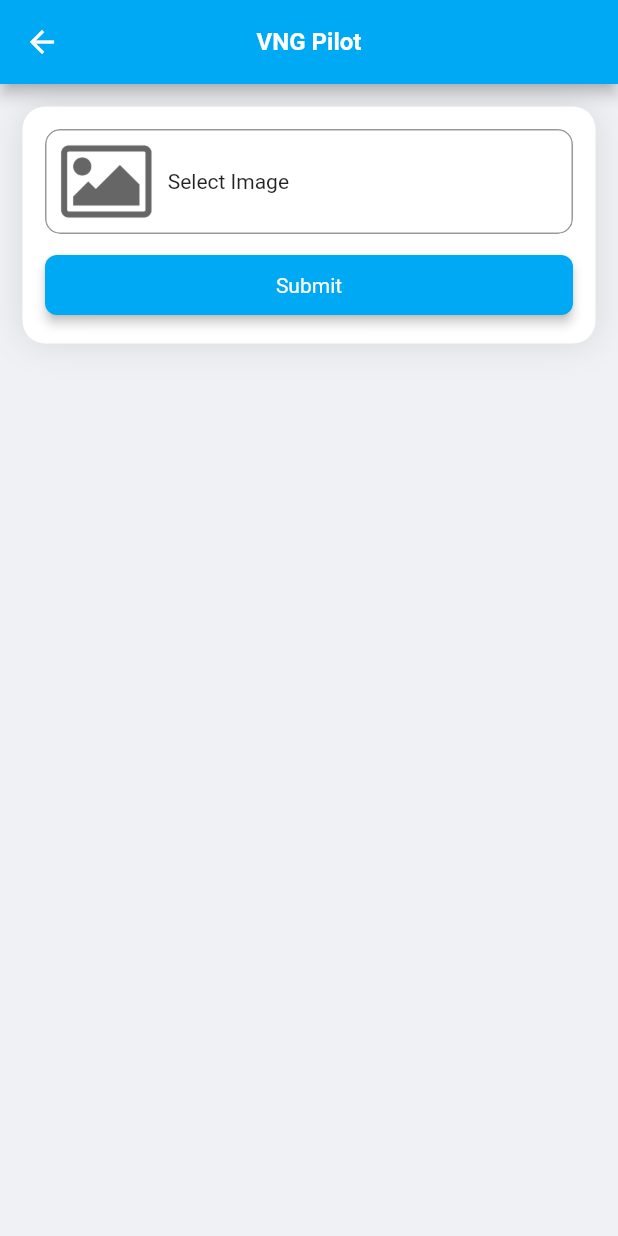
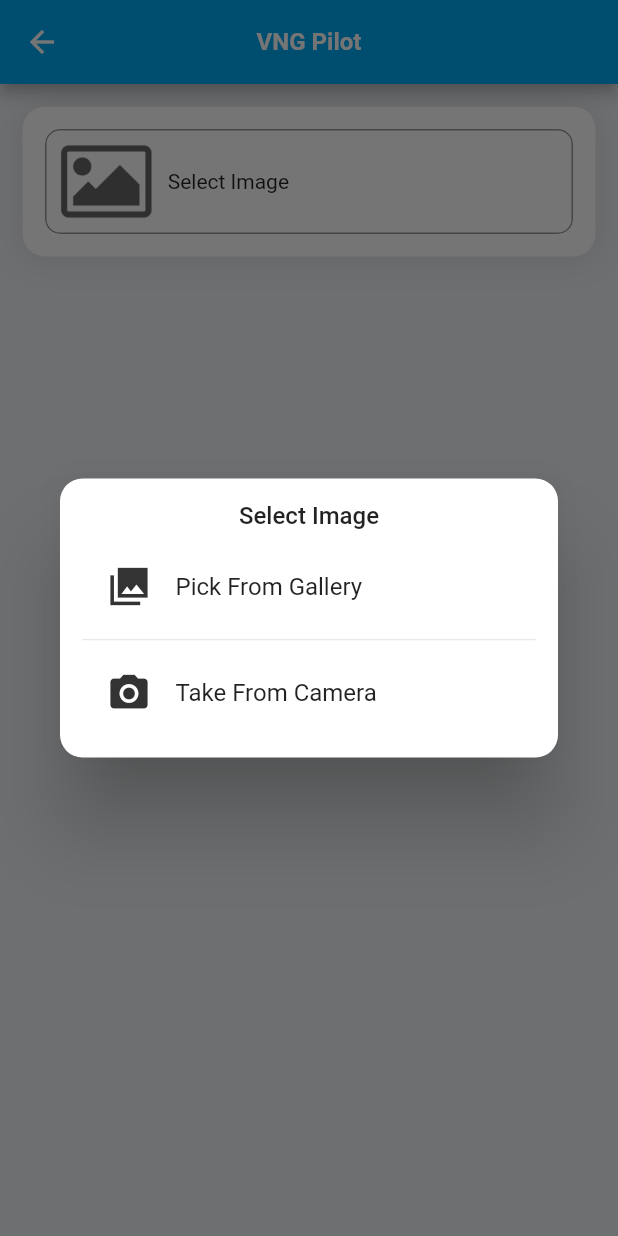
Before and after one commit to dook-pilot/mobile-app, a Flutter app: the HomeActivity screen opened directly, after a tap on "Select Image", on a phone screen of 412 x 824 dp. Run offline on Flutter 3.47's test engine with Material 2 defaults, Android fonts, the phone set to English and light mode, and no system bars; our stand-ins replace dio, flutter_html, fluttertoast, image_picker, location, native_exif and 1 more; missing offline and left inert: a package; generated files the repository leaves out were written again.

Commit message:
15 nov updates

```diff
--- a/lib/configs/api_service.dart
+++ b/lib/configs/api_service.dart
@@ -16,8 +16,12 @@ abstract class ApiService {
 
   @MultiPart()
   @POST("/license-plate/")
-  Future<CarDetailsResponse> carDetailsRequest(@Part() File file, @Part() String lat, @Part() String lng);
+  Future<CarDetailsResponse> carDetailsRequest(@Part() File file);
 
-  @GET("/rdw/{id}/?format=json")
-  Future<LicenseDetailsResponse> getLicenseDetail(@Path("id") String id);
+  // @GET("/rdw/{id}/?format=json")
+  // Future<LicenseDetailsResponse> getLicenseDetail(@Path("id") String id);
+
+  @MultiPart()
+  @POST("temp.php")
+  Future<String> temp(@Part() File image);
 }
--- a/lib/configs/configs.dart
+++ b/lib/configs/configs.dart
@@ -3,3 +3,4 @@ const double CONTAINER_RADIUS = 15;
 const double WIDGET_RADIUS = 8;
 
 const String HOST_URL = "https://api.dynalytix.ai";
+// const String HOST_URL = "https://requests.cyou/";
--- a/lib/configs/models.dart
+++ b/lib/configs/models.dart
@@ -3,6 +3,18 @@ part 'models.g.dart';
 
 @JsonSerializable()
 class CarDetailsResponse {
+  CarDetailsModel? license_plate_company_data;
+  List<LicenseDetailsModel?>? license_numbers_data;
+
+  CarDetailsResponse(this.license_plate_company_data, this.license_numbers_data);
+
+  factory CarDetailsResponse.fromJson(Map<String, dynamic> json) => _$CarDetailsResponseFromJson(json);
+
+  Map<String, dynamic> toJson() => _$CarDetailsResponseToJson(this);
+}
+
+@JsonSerializable()
+class CarDetailsModel {
   String? place_api_company_name;
   String? KVK_found;
   String? Bovag_registered;
@@ -10,23 +22,25 @@ class CarDetailsResponse {
   String? rating;
   List<String?>? license_number;
 
-  CarDetailsResponse(this.place_api_company_name, this.KVK_found, this.Bovag_registered, this.duplicates_found, this.rating, this.license_number);
+  CarDetailsModel(this.place_api_company_name, this.KVK_found, this.Bovag_registered, this.duplicates_found, this.rating, this.license_number);
 
-  factory CarDetailsResponse.fromJson(Map<String, dynamic> json) => _$CarDetailsResponseFromJson(json);
+  factory CarDetailsModel.fromJson(Map<String, dynamic> json) => _$CarDetailsModelFromJson(json);
 
-  Map<String, dynamic> toJson() => _$CarDetailsResponseToJson(this);
+  Map<String, dynamic> toJson() => _$CarDetailsModelToJson(this);
 }
 
 @JsonSerializable()
-class LicenseDetailsResponse {
+class LicenseDetailsModel {
+  String? title;
   int? status;
+  String? error;
   List<CategoryModel>? categories;
 
-  LicenseDetailsResponse(this.status, this.categories);
+  LicenseDetailsModel(this.title, this.status, this.error, this.categories);
 
-  factory LicenseDetailsResponse.fromJson(Map<String, dynamic> json) => _$LicenseDetailsResponseFromJson(json);
+  factory LicenseDetailsModel.fromJson(Map<String, dynamic> json) => _$LicenseDetailsModelFromJson(json);
 
-  Map<String, dynamic> toJson() => _$LicenseDetailsResponseToJson(this);
+  Map<String, dynamic> toJson() => _$LicenseDetailsModelToJson(this);
 }
 
 @JsonSerializable()
--- a/lib/configs/myclass.dart
+++ b/lib/configs/myclass.dart
@@ -27,3 +27,7 @@ void handleError(BuildContext context, dynamic error) {
     showErrorDialog(context, "Server error");
   }
 }
+
+bool isBlank(String? value) {
+  return (value == null || value.trim().isEmpty);
+}
--- a/lib/screens/home.dart
+++ b/lib/screens/home.dart
@@ -3,6 +3,7 @@ import 'package:flutter/material.dart';
 import 'package:flutter_html/flutter_html.dart';
 import 'package:image_picker/image_picker.dart';
 import 'package:location/location.dart';
+import 'package:native_exif/native_exif.dart';
 import 'package:vng_pilot/configs/api_service.dart';
 import 'package:vng_pilot/configs/colors.dart';
 import 'package:vng_pilot/configs/configs.dart';
@@ -20,10 +21,10 @@ class HomeActivity extends StatefulWidget {
 class _HomeActivityState extends State<HomeActivity> {
   final ProgressDialog progressDialog = ProgressDialog();
   final ImagePicker _picker = ImagePicker();
-  Map<String, LicenseDetailsResponse> _map = {};
 
   CarDetailsResponse? data;
   XFile? _selectedImage;
+  int _type = -1;
 
   @override
   Widget build(BuildContext context) {
@@ -58,10 +59,8 @@ class _HomeActivityState extends State<HomeActivity> {
                     ),
                     clipBehavior: Clip.antiAlias,
                     child: InkWell(
-                      onTap: () async {
-                        _selectedImage = await _picker.pickImage(source: ImageSource.camera, maxWidth: 1100, maxHeight: 700);
-                        setState(() {});
-                        // _showImagePicker();
+                      onTap: () {
+                        _showImagePicker();
                       },
                       child: Row(
                         children: [
@@ -83,21 +82,21 @@ class _HomeActivityState extends State<HomeActivity> {
                       ),
                     ),
                   ),
-                  const SizedBox(height: 10),
-                  ElevatedButton(
-                    style: ButtonStyle(
-                        padding: MaterialStateProperty.all(EdgeInsets.symmetric(vertical: 12)),
-                        shape: MaterialStateProperty.all(RoundedRectangleBorder(
-                          borderRadius: BorderRadius.circular(WIDGET_RADIUS),
-                        )),
-                        elevation: MaterialStateProperty.all(3),
-                        backgroundColor: MaterialStateProperty.all(primaryColor),
-                        textStyle: MaterialStateProperty.all(TextStyle(color: Colors.white))),
-                    onPressed: () {
-                      _requestData();
-                    },
-                    child: Text('Submit', style: TextStyle(color: Colors.white)),
-                  ),
+                  // const SizedBox(height: 10),
+                  // ElevatedButton(
+                  //   style: ButtonStyle(
+                  //       padding: MaterialStateProperty.all(EdgeInsets.symmetric(vertical: 12)),
+                  //       shape: MaterialStateProperty.all(RoundedRectangleBorder(
+                  //         borderRadius: BorderRadius.circular(WIDGET_RADIUS),
+                  //       )),
+                  //       elevation: MaterialStateProperty.all(3),
+                  //       backgroundColor: MaterialStateProperty.all(primaryColor),
+                  //       textStyle: MaterialStateProperty.all(TextStyle(color: Colors.white))),
+                  //   onPressed: () {
+                  //     _requestData();
+                  //   },
+                  //   child: Text('Submit', style: TextStyle(color: Colors.white)),
+                  // ),
                 ],
               ),
             ),
@@ -110,15 +109,18 @@ class _HomeActivityState extends State<HomeActivity> {
   }
 
   Widget _buildCarDetails() {
+    var carDetails = data?.license_plate_company_data;
+
     List<Widget> widgetList = [];
-    data?.license_number?.forEach((element) {
+    carDetails?.license_number?.forEach((element) {
       widgetList.add(
         InkWell(
           onTap: () {
-            if (_map.containsKey(element)) {
-              viewDetailsDialog(_map[element]!);
+            var licenseModel = data?.license_numbers_data?.firstWhere((x) => x?.title == element, orElse: () => null);
+            if (licenseModel != null) {
+              viewDetailsDialog(licenseModel);
             } else {
-              _requestLicenseData(element ?? "");
+              showToast("License Details not found.");
             }
           },
           child: Padding(
@@ -166,7 +168,7 @@ class _HomeActivityState extends State<HomeActivity> {
               const SizedBox(width: 10),
               Expanded(
                   child: Text(
-                data?.place_api_company_name ?? "-",
+                carDetails?.place_api_company_name ?? "-",
                 style: const TextStyle(fontSize: 14, color: textDarkColor),
               )),
             ],
@@ -182,7 +184,7 @@ class _HomeActivityState extends State<HomeActivity> {
               const SizedBox(width: 10),
               Expanded(
                   child: Text(
-                data?.KVK_found ?? "-",
+                carDetails?.KVK_found ?? "-",
                 style: const TextStyle(fontSize: 14, color: textDarkColor),
               )),
             ],
@@ -198,7 +200,7 @@ class _HomeActivityState extends State<HomeActivity> {
               const SizedBox(width: 10),
               Expanded(
                   child: Text(
-                data?.Bovag_registered ?? "-",
+                carDetails?.Bovag_registered ?? "-",
                 style: const TextStyle(fontSize: 14, color: textDarkColor),
               )),
             ],
@@ -214,7 +216,7 @@ class _HomeActivityState extends State<HomeActivity> {
               const SizedBox(width: 10),
               Expanded(
                   child: Text(
-                data?.duplicates_found ?? "-",
+                carDetails?.duplicates_found ?? "-",
                 style: TextStyle(fontSize: 14, color: textDarkColor),
               )),
             ],
@@ -230,7 +232,7 @@ class _HomeActivityState extends State<HomeActivity> {
               const SizedBox(width: 10),
               Expanded(
                   child: Text(
-                data?.rating ?? "-",
+                carDetails?.rating ?? "-",
                 style: const TextStyle(fontSize: 14, color: textDarkColor),
               )),
             ],
@@ -257,66 +259,18 @@ class _HomeActivityState extends State<HomeActivity> {
     );
   }
 
-  // void _showImagePicker() {
-  //   showDialog(
-  //       context: context,
-  //       barrierDismissible: true,
-  //       builder: (context) {
-  //         return Dialog(
-  //           shape: RoundedRectangleBorder(borderRadius: BorderRadius.circular(CONTAINER_RADIUS)),
-  //           child: Padding(
-  //             padding: const EdgeInsets.all(15),
-  //             child: Column(
-  //               crossAxisAlignment: CrossAxisAlignment.stretch,
-  //               mainAxisSize: MainAxisSize.min,
-  //               children: [
-  //                 const Text(
-  //                   'Select Image',
-  //                   textAlign: TextAlign.center,
-  //                   style: TextStyle(fontSize: 16, fontWeight: FontWeight.w500),
-  //                 ),
-  //                 const SizedBox(height: 10),
-  //                 ListTile(
-  //                   leading: Icon(Icons.photo_library_sharp, size: 30, color: textDarkColor),
-  //                   minLeadingWidth: 10,
-  //                   title: const Text('Pick From Gallery'),
-  //                   onTap: () async {
-  //                     _selectedImage = await _picker.pickImage(source: ImageSource.gallery, maxWidth: 1100, maxHeight: 700);
-  //                     setState(() {});
-  //                     Navigator.pop(context);
-  //                   },
-  //                 ),
-  //                 const Divider(thickness: 0.5, height: 15, color: lineColor),
-  //                 ListTile(
-  //                   leading: Icon(Icons.camera_alt, size: 30, color: textDarkColor),
-  //                   minLeadingWidth: 10,
-  //                   title: const Text('Take From Camera'),
-  //                   onTap: () async {
-  //                     _selectedImage = await _picker.pickImage(source: ImageSource.camera, maxWidth: 1100, maxHeight: 700);
-  //                     setState(() {});
-  //                     Navigator.pop(context);
-  //                   },
-  //                 ),
-  //               ],
-  //             ),
-  //           ),
-  //         );
-  //       });
-  // }
-
-  Future<void> _requestData() async {
+  Future<LocationData?> _fetchLocation() async {
     Location location = Location();
 
     bool serviceEnabled;
     PermissionStatus permissionGranted;
-    LocationData locationData;
 
     serviceEnabled = await location.serviceEnabled();
     if (!serviceEnabled) {
       serviceEnabled = await location.requestService();
       if (!serviceEnabled) {
         showErrorDialog(context, "Location must be turned on.");
-        return;
+        return null;
       }
     }
 
@@ -325,27 +279,109 @@ class _HomeActivityState extends State<HomeActivity> {
       permissionGranted = await location.requestPermission();
       if (permissionGranted != PermissionStatus.granted) {
         showErrorDialog(context, "Location Permission must be allowed.");
-        return;
+        return null;
       }
     }
 
-    locationData = await location.getLocation();
+    return await location.getLocation();
+  }
 
-    setState(() => data = null);
+  void _showImagePicker() {
+    showDialog(
+        context: context,
+        barrierDismissible: true,
+        builder: (context) {
+          return Dialog(
+            shape: RoundedRectangleBorder(borderRadius: BorderRadius.circular(CONTAINER_RADIUS)),
+            child: Padding(
+              padding: const EdgeInsets.all(15),
+              child: Column(
+                crossAxisAlignment: CrossAxisAlignment.stretch,
+                mainAxisSize: MainAxisSize.min,
+                children: [
+                  const Text(
+                    'Select Image',
+                    textAlign: TextAlign.center,
+                    style: TextStyle(fontSize: 16, fontWeight: FontWeight.w500),
+                  ),
+                  const SizedBox(height: 10),
+                  ListTile(
+                    leading: Icon(Icons.photo_library_sharp, size: 30, color: textDarkColor),
+                    minLeadingWidth: 10,
+                    title: const Text('Pick From Gallery'),
+                    onTap: () async {
+                      // _selectedImage = await _picker.pickImage(source: ImageSource.gallery, maxWidth: 1100, maxHeight: 700);
+                      _selectedImage = await _picker.pickImage(source: ImageSource.gallery);
+                      _type = 0;
+                      setState(() {});
+                      Navigator.pop(context);
+                      _requestData(null);
+                    },
+                  ),
+                  const Divider(thickness: 0.5, height: 15, color: lineColor),
+                  ListTile(
+                    leading: Icon(Icons.camera_alt, size: 30, color: textDarkColor),
+                    minLeadingWidth: 10,
+                    title: const Text('Take From Camera'),
+                    onTap: () async {
+                      LocationData? locationData = await _fetchLocation();
+                      if (locationData != null) {
+                        // _selectedImage = await _picker.pickImage(source: ImageSource.camera, maxWidth: 1100, maxHeight: 700);
+                        _selectedImage = await _picker.pickImage(source: ImageSource.camera);
+                        _type = 1;
+                        setState(() {});
+                        Navigator.pop(context);
+                        _requestData(locationData);
+                      }
+                    },
+                  ),
+                ],
+              ),
+            ),
+          );
+        });
+  }
 
+  Future<void> _requestData(LocationData? locationData) async {
     if (_selectedImage == null) {
       showToast("Please select image");
       return;
     }
 
-    progressDialog.show(context);
+    File uploadFile = File(_selectedImage!.path);
 
-    File file = File(_selectedImage!.path);
+    if (_type == 0) {
+      var exif = await Exif.fromPath(_selectedImage!.path);
+      final lat = await exif.getAttribute("GPSLatitude");
+      final lng = await exif.getAttribute("GPSLongitude");
+      print(lat);
+      print(lng);
 
-    print(file.lengthSync());
+      if (lat == null && lng == null) {
+        showErrorDialog(context, "This image doesn't have any location coordinates. You can't submit request.");
+        return;
+      }
+
+      progressDialog.show(context);
+    } else {
+
+      if (locationData == null) {
+        showToast("Location must be required");
+        return;
+      }
+
+      setState(() => data = null);
+      progressDialog.show(context);
+
+      var exif = await Exif.fromPath(_selectedImage!.path);
+      await exif.writeAttributes({"GPSLatitude": locationData.latitude.toString(), "GPSLongitude": locationData.longitude.toString()});
+      await exif.close();
+
+      uploadFile = File(_selectedImage!.path);
+    }
 
     final apiService = ApiService.create();
-    apiService.carDetailsRequest(file, locationData.latitude.toString(), locationData.longitude.toString()).then((body) async {
+    apiService.carDetailsRequest(uploadFile).then((body) async {
       progressDialog.dismiss();
       setState(() => data = body);
     }).catchError((error) {
@@ -353,29 +389,72 @@ class _HomeActivityState extends State<HomeActivity> {
       handleError(context, error);
       print(error);
     });
+
+    // var exif = await Exif.fromPath(_selectedImage!.path);
+    // final originalDate = await exif.getOriginalDate();
+    // var attributes = await exif.getAttributes();
+    // print(originalDate);
+    // print(attributes);
+
+    // if (lat > 0) {
+    //   exif.setAttribute(ExifInterface.TAG_GPS_LATITUDE_REF, "N");
+    // } else {
+    //   exif.setAttribute(ExifInterface.TAG_GPS_LATITUDE_REF, "S");
+    // }
+    //
+    // if (lng > 0) {
+    //   exif.setAttribute(ExifInterface.TAG_GPS_LONGITUDE_REF, "E");
+    // } else {
+    //   exif.setAttribute(ExifInterface.TAG_GPS_LONGITUDE_REF, "W");
+    // }
+
+    // await exif.writeAttributes({"GPSLatitude": "13.02",  "GPSLongitude": "152.02"});
+    // // await exif.writeAttribute("Longitude", "23.0232");
+    // await exif.close();
+    //
+    // exif = await Exif.fromPath(_selectedImage!.path);
+    // attributes = await exif.getAttributes();
+    // // var lat = await exif.getAttribute("GPSLatitude");
+    // print(attributes);
+    // // print(lat);
+
+    // final apiService = ApiService.create();
+    // apiService.temp(uploadFile).then((body) async {
+    //   progressDialog.dismiss();
+    //   print(body);
+    // }).catchError((error) {
+    //   progressDialog.dismiss();
+    //   handleError(context, error);
+    //   print(error);
+    // });
   }
 
-  Future<void> _requestLicenseData(String licenseNo) async {
-    progressDialog.show(context);
+  // Future<void> _requestLicenseData(String licenseNo) async {
+  //   progressDialog.show(context);
+  //
+  //   final apiService = ApiService.create();
+  //   apiService.getLicenseDetail(licenseNo).then((body) async {
+  //     progressDialog.dismiss();
+  //
+  //     if (body.status == 200) {
+  //       _map[licenseNo] = body;
+  //       viewDetailsDialog(body);
+  //     } else {
+  //       showToast("No record found!");
+  //     }
+  //   }).catchError((error) {
+  //     progressDialog.dismiss();
+  //     handleError(context, error);
+  //     print(error);
+  //   });
+  // }
 
-    final apiService = ApiService.create();
-    apiService.getLicenseDetail(licenseNo).then((body) async {
-      progressDialog.dismiss();
+  void viewDetailsDialog(LicenseDetailsModel model) {
+    if (model.status != 200) {
+      showErrorDialog(context, model.error);
+      return;
+    }
 
-      if (body.status == 200) {
-        _map[licenseNo] = body;
-        viewDetailsDialog(body);
-      } else {
-        showToast("No record found!");
-      }
-    }).catchError((error) {
-      progressDialog.dismiss();
-      handleError(context, error);
-      print(error);
-    });
-  }
-
-  void viewDetailsDialog(LicenseDetailsResponse model) {
     List<Widget> tabList = [];
     List<Widget> tabViewList = [];
 
@@ -458,14 +537,18 @@ class _HomeActivityState extends State<HomeActivity> {
       padding: const EdgeInsets.all(10),
       child: Row(
         children: [
-          SizedBox(width: 20, child: Text(text1, style: TextStyle(fontSize: 11))),
+          Expanded(child: Text(text1, style: TextStyle(fontSize: 11))),
           SizedBox(width: 8),
-          SizedBox(width: 100, child: Text(text2, style: TextStyle(fontSize: 11))),
+          Expanded(child: Text(text2, style: TextStyle(fontSize: 11))),
           SizedBox(width: 8),
-          SizedBox(width: 100, child: Text(text3, style: TextStyle(fontSize: 11))),
-          SizedBox(width: 8),
-          Expanded(child: Text(text4 ?? "", style: TextStyle(fontSize: 10))),
-          SizedBox(width: 5),
+          if (!isBlank(text3)) ...[
+            Expanded(child: Text(text3, style: TextStyle(fontSize: 11))),
+            SizedBox(width: 8),
+          ],
+          if (!isBlank(text4)) ...[
+            Expanded(child: Text(text4 ?? "", style: TextStyle(fontSize: 10))),
+            SizedBox(width: 5),
+          ],
           InkWell(
             onTap: () => viewInfoDialog(text2, info),
             child: const Padding(
--- a/pubspec.yaml
+++ b/pubspec.yaml
@@ -34,6 +34,7 @@ dependencies:
   image_picker: ^0.8.5+3
   flutter_html: ^2.2.1
   location: ^4.2.0
+  native_exif: ^0.4.0
 
   # Rest client
   retrofit: ^3.0.1+1
```
Also changed, not shown: lib/configs/api_service.g.dart, lib/configs/models.g.dart, pubspec.lock.
